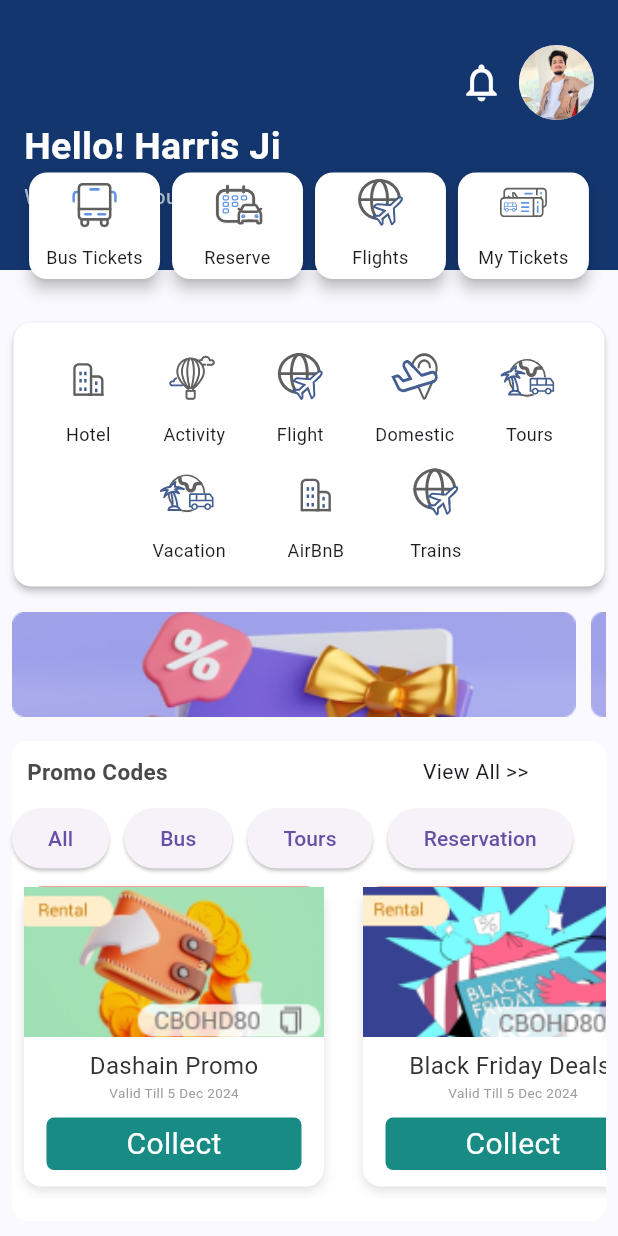
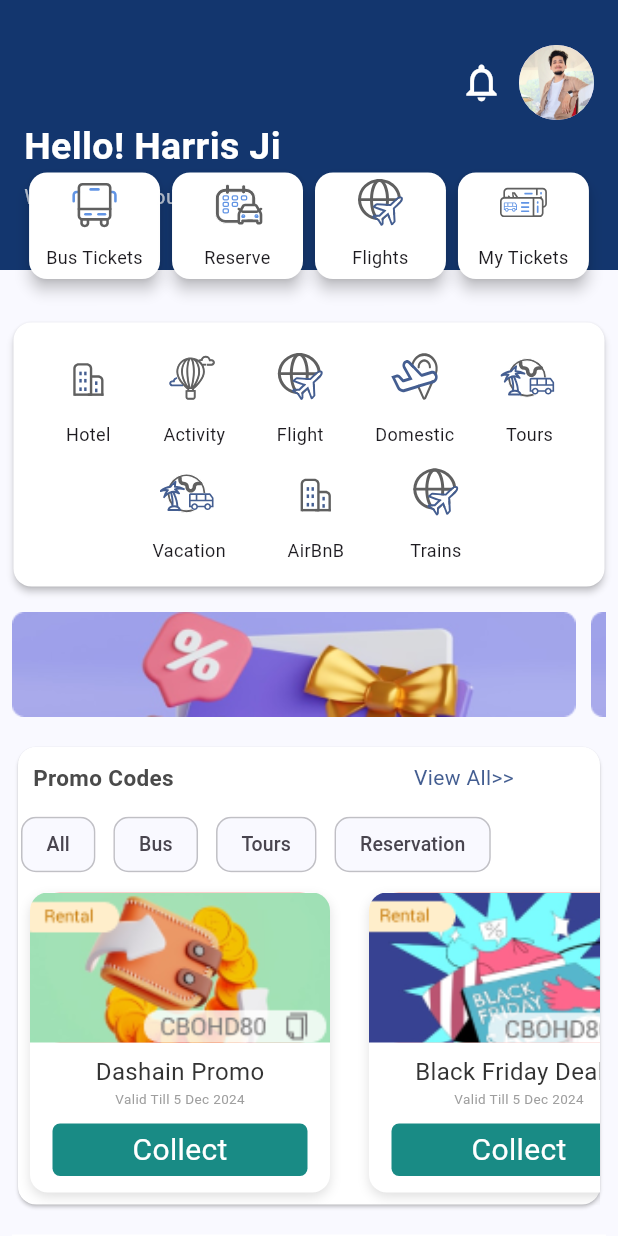
Before and after one commit to Rijan77/bus_sewa, a Flutter app: the screen it shows after launch, on a phone screen of 412 x 824 dp. Run offline on Flutter 3.47's test engine with Material 3 defaults, Android fonts, the phone set to English and light mode, and no system bars; our stand-ins replace flutter_screenutil, flutter_svg.

Commit message:
Finlaize Promo Codes Section

```diff
--- a/lib/app/feature/dashboard/presentation/widgets/homepage_widgets/promo_code/pc_button.dart
+++ b/lib/app/feature/dashboard/presentation/widgets/homepage_widgets/promo_code/pc_button.dart
@@ -1,28 +1,49 @@
 import 'package:flutter/material.dart';
 
-class PcButton extends StatefulWidget {
-  const PcButton({super.key});
+class PcButton extends StatelessWidget {
+  PcButton({super.key});
 
-  @override
-  State<PcButton> createState() => _PcButtonState();
-}
+  final ValueNotifier<String> selectedValue = ValueNotifier<String>("");
 
-class _PcButtonState extends State<PcButton> {
+  final List<String> chipLabels = [
+    "All",
+    "Bus",
+    "Tours",
+    "Reservation",
+  ];
+
   @override
   Widget build(BuildContext context) {
     return SingleChildScrollView(
       scrollDirection: Axis.horizontal,
-      child: Row(
-        children: [
-          ElevatedButton(onPressed: (){}, child: Text("All")),
-          SizedBox(width: 10,),
-          ElevatedButton(onPressed: (){}, child: Text("Bus")),
-          SizedBox(width: 10,),
-          ElevatedButton(onPressed: (){}, child: Text("Tours")),
-          SizedBox(width: 10,),
-          ElevatedButton(onPressed: (){}, child: Text("Reservation")),
+      child: ValueListenableBuilder<String>(
+        valueListenable: selectedValue,
+        builder: (context, currentValue, _) {
+          return Row(
+            children: chipLabels.map((label) {
+              return Padding(
+                padding: const EdgeInsets.only(right: 10, left: 2),
+                child: ChoiceChip(
+                  shape: RoundedRectangleBorder(
+                    borderRadius: BorderRadius.circular(10), // Fully rounded
+                    side: BorderSide(color: Colors.black12),
+                  ),
 
-        ],
+
+                  backgroundColor: Color(0xffF9F9FF),
+                  label: Text(label, style: TextStyle(fontSize: 13),),
+                  selected: currentValue == label,
+                  selectedColor: Colors.blueGrey.shade100,
+                  onSelected: (bool isSelected) {
+                    if (isSelected) {
+                      selectedValue.value = label;
+                    }
+                  },
+                ),
+              );
+            }).toList(),
+          );
+        },
       ),
     );
   }
--- a/lib/app/feature/dashboard/presentation/widgets/homepage_widgets/promo_code/pc_container_image.dart
+++ b/lib/app/feature/dashboard/presentation/widgets/homepage_widgets/promo_code/pc_container_image.dart
@@ -25,14 +25,18 @@ class PcContainerImage extends StatelessWidget {
         ),
         child: Column(
           children: [
-            Container(
-              height: 100,
-              width: double.infinity,
-              decoration: BoxDecoration(
-                color: item.imageColor ?? Colors.red,
-                borderRadius: const BorderRadius.vertical(top: Radius.circular(12)),
+            ClipRRect(
+              borderRadius: BorderRadius.vertical(top: Radius.circular(12)),
+              child: Container(
+                height: 100,
+                width: double.infinity,
+                decoration: BoxDecoration(
+                  color: item.imageColor ?? Colors.red,
+                 borderRadius: BorderRadius.circular(20),
+
+                ),
+                child: item.image,
               ),
-              child: item.image,
             ),
             const SizedBox(height: 8),
             Text(
--- a/lib/app/feature/dashboard/presentation/widgets/homepage_widgets/promo_code/pc_header_section.dart
+++ b/lib/app/feature/dashboard/presentation/widgets/homepage_widgets/promo_code/pc_header_section.dart
@@ -11,8 +11,10 @@ class PcHeaderSection extends StatelessWidget {
         crossAxisAlignment: CrossAxisAlignment.start,
         children: [
           Text("Promo Codes", style: TextStyle(fontSize: 15, fontWeight: FontWeight.bold, color: Color(0xff4A4A4A)),),
-          SizedBox(width: 170,),
-          Text("View All >>")
+          SizedBox(width: 160,),
+          InkWell(
+            onTap: (){},
+              child: Text("View All>>", style: TextStyle(fontSize: 14, color: Color(0xff445E91)),))
         ],
       ),
     );
--- a/lib/app/feature/dashboard/presentation/widgets/homepage_widgets/promo_code/promo_code.dart
+++ b/lib/app/feature/dashboard/presentation/widgets/homepage_widgets/promo_code/promo_code.dart
@@ -15,15 +15,24 @@ class PromoCode extends StatefulWidget {
 class _PromoCodeState extends State<PromoCode> {
   @override
   Widget build(BuildContext context) {
-    return Container(
-      width: double.infinity,
-      height: 320,
-
-      decoration: BoxDecoration(
+    return Card(
       color: Color(0xffFFFFFF),
-        borderRadius: BorderRadius.circular(10)
-
-      ),
+      // child: Container(
+      //   width: double.infinity,
+      //   height: 320,
+      //
+      //   decoration: BoxDecoration(
+      //     // boxShadow: [
+      //     //   BoxShadow(
+      //     //     color: Colors.black45,
+      //     //     spreadRadius: 0.1,
+      //     //     blurRadius: 1,
+      //     //   )
+      //     // ],
+      //     color: Color(0xffFFFFFF),
+      //     borderRadius: BorderRadius.circular(10),
+      //
+      //   ),
         child: Column(
           crossAxisAlignment: CrossAxisAlignment.start,
           children: [
```
Lines whose indentation alone changed are shown as unchanged.
